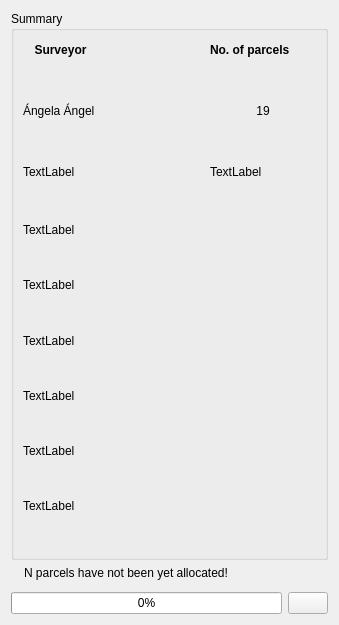
Qt form asistente_ladm_col/ui/field_data_capture/convert_to_offline_panel_widget.ui (SwissTierrasColombia/Asistente-LADM-COL) before a commit.
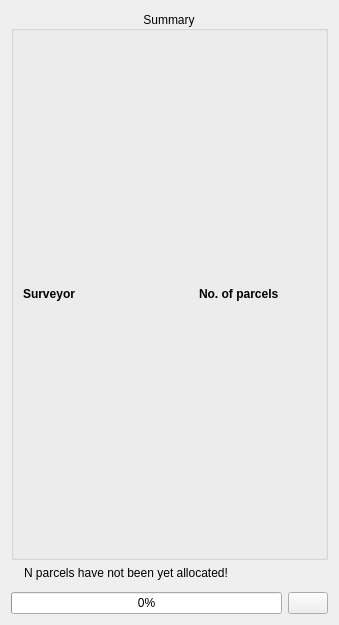
The same form after that commit. Icons and pictures are not drawn. Custom widgets are drawn as their Qt base class.

Commit message: [field-data] Summary panel: show allocated parcels per surveyor; warn if there are parcels that are not yet allocated

Patch:
```diff
--- a/asistente_ladm_col/ui/field_data_capture/convert_to_offline_panel_widget.ui
+++ b/asistente_ladm_col/ui/field_data_capture/convert_to_offline_panel_widget.ui
@@ -25,46 +25,10 @@
      <property name="title">
       <string>Summary</string>
      </property>
+     <property name="alignment">
+      <set>Qt::AlignCenter</set>
+     </property>
      <layout class="QGridLayout" name="gridLayout_2">
-      <item row="11" column="0">
-       <spacer name="verticalSpacer_7">
-        <property name="orientation">
-         <enum>Qt::Vertical</enum>
-        </property>
-        <property name="sizeType">
-         <enum>QSizePolicy::Preferred</enum>
-        </property>
-        <property name="sizeHint" stdset="0">
-         <size>
-          <width>20</width>
-          <height>40</height>
-         </size>
-        </property>
-       </spacer>
-      </item>
-      <item row="4" column="0">
-       <widget class="QLabel" name="label_7">
-        <property name="text">
-         <string>TextLabel</string>
-        </property>
-       </widget>
-      </item>
-      <item row="13" column="0">
-       <spacer name="verticalSpacer_8">
-        <property name="orientation">
-         <enum>Qt::Vertical</enum>
-        </property>
-        <property name="sizeType">
-         <enum>QSizePolicy::Preferred</enum>
-        </property>
-        <property name="sizeHint" stdset="0">
-         <size>
-          <width>20</width>
-          <height>40</height>
-         </size>
-        </property>
-       </spacer>
-      </item>
       <item row="0" column="0">
        <widget class="QLabel" name="label_2">
         <property name="font">
@@ -74,43 +38,16 @@
          </font>
         </property>
         <property name="text">
-         <string>Surveyor</string>
+         <string>&lt;b&gt;Surveyor&lt;/b&gt;</string>
+        </property>
+        <property name="textFormat">
+         <enum>Qt::RichText</enum>
         </property>
         <property name="alignment">
          <set>Qt::AlignCenter</set>
         </property>
        </widget>
       </item>
-      <item row="7" column="0">
-       <spacer name="verticalSpacer_5">
-        <property name="orientation">
-         <enum>Qt::Vertical</enum>
-        </property>
-        <property name="sizeType">
-         <enum>QSizePolicy::Preferred</enum>
-        </property>
-        <property name="sizeHint" stdset="0">
-         <size>
-          <width>20</width>
-          <height>40</height>
-         </size>
-        </property>
-       </spacer>
-      </item>
-      <item row="6" column="0">
-       <widget class="QLabel" name="label_9">
-        <property name="text">
-         <string>TextLabel</string>
-        </property>
-       </widget>
-      </item>
-      <item row="14" column="0">
-       <widget class="QLabel" name="label_13">
-        <property name="text">
-         <string>TextLabel</string>
-        </property>
-       </widget>
-      </item>
       <item row="0" column="1">
        <spacer name="horizontalSpacer_2">
         <property name="orientation">
@@ -124,163 +61,6 @@
         </property>
        </spacer>
       </item>
-      <item row="10" column="0">
-       <widget class="QLabel" name="label_11">
-        <property name="text">
-         <string>TextLabel</string>
-        </property>
-       </widget>
-      </item>
-      <item row="9" column="0">
-       <spacer name="verticalSpacer_6">
-        <property name="orientation">
-         <enum>Qt::Vertical</enum>
-        </property>
-        <property name="sizeType">
-         <enum>QSizePolicy::Preferred</enum>
-        </property>
-        <property name="sizeHint" stdset="0">
-         <size>
-          <width>20</width>
-          <height>40</height>
-         </size>
-        </property>
-       </spacer>
-      </item>
-      <item row="2" column="0">
-       <widget class="QLabel" name="label_3">
-        <property name="sizePolicy">
-         <sizepolicy hsizetype="Maximum" vsizetype="Preferred">
-          <horstretch>0</horstretch>
-          <verstretch>0</verstretch>
-         </sizepolicy>
-        </property>
-        <property name="text">
-         <string>Ángela Ángel </string>
-        </property>
-       </widget>
-      </item>
-      <item row="15" column="0">
-       <spacer name="verticalSpacer_9">
-        <property name="orientation">
-         <enum>Qt::Vertical</enum>
-        </property>
-        <property name="sizeType">
-         <enum>QSizePolicy::Preferred</enum>
-        </property>
-        <property name="sizeHint" stdset="0">
-         <size>
-          <width>20</width>
-          <height>40</height>
-         </size>
-        </property>
-       </spacer>
-      </item>
-      <item row="1" column="0">
-       <spacer name="verticalSpacer">
-        <property name="orientation">
-         <enum>Qt::Vertical</enum>
-        </property>
-        <property name="sizeType">
-         <enum>QSizePolicy::Preferred</enum>
-        </property>
-        <property name="sizeHint" stdset="0">
-         <size>
-          <width>20</width>
-          <height>40</height>
-         </size>
-        </property>
-       </spacer>
-      </item>
-      <item row="4" column="1">
-       <spacer name="horizontalSpacer_3">
-        <property name="orientation">
-         <enum>Qt::Horizontal</enum>
-        </property>
-        <property name="sizeHint" stdset="0">
-         <size>
-          <width>40</width>
-          <height>20</height>
-         </size>
-        </property>
-       </spacer>
-      </item>
-      <item row="4" column="2">
-       <widget class="QLabel" name="label_8">
-        <property name="text">
-         <string>TextLabel</string>
-        </property>
-       </widget>
-      </item>
-      <item row="12" column="0">
-       <widget class="QLabel" name="label_12">
-        <property name="text">
-         <string>TextLabel</string>
-        </property>
-       </widget>
-      </item>
-      <item row="2" column="2">
-       <widget class="QLabel" name="label_4">
-        <property name="text">
-         <string>19</string>
-        </property>
-        <property name="alignment">
-         <set>Qt::AlignCenter</set>
-        </property>
-       </widget>
-      </item>
-      <item row="8" column="0">
-       <widget class="QLabel" name="label_10">
-        <property name="text">
-         <string>TextLabel</string>
-        </property>
-       </widget>
-      </item>
-      <item row="3" column="0">
-       <spacer name="verticalSpacer_3">
-        <property name="orientation">
-         <enum>Qt::Vertical</enum>
-        </property>
-        <property name="sizeType">
-         <enum>QSizePolicy::Preferred</enum>
-        </property>
-        <property name="sizeHint" stdset="0">
-         <size>
-          <width>20</width>
-          <height>40</height>
-         </size>
-        </property>
-       </spacer>
-      </item>
-      <item row="5" column="0">
-       <spacer name="verticalSpacer_4">
-        <property name="orientation">
-         <enum>Qt::Vertical</enum>
-        </property>
-        <property name="sizeType">
-         <enum>QSizePolicy::Preferred</enum>
-        </property>
-        <property name="sizeHint" stdset="0">
-         <size>
-          <width>20</width>
-          <height>40</height>
-         </size>
-        </property>
-       </spacer>
-      </item>
-      <item row="2" column="1">
-       <spacer name="horizontalSpacer">
-        <property name="orientation">
-         <enum>Qt::Horizontal</enum>
-        </property>
-        <property name="sizeHint" stdset="0">
-         <size>
-          <width>89</width>
-          <height>20</height>
-         </size>
-        </property>
-       </spacer>
-      </item>
       <item row="0" column="2">
        <widget class="QLabel" name="label">
         <property name="sizePolicy">
@@ -296,30 +76,13 @@
          </font>
         </property>
         <property name="text">
-         <string>No. of parcels</string>
+         <string>&lt;b&gt;No. of parcels&lt;/b&gt;</string>
         </property>
-       </widget>
-      </item>
-      <item row="16" column="0">
-       <widget class="QLabel" name="label_14">
-        <property name="text">
-         <string>TextLabel</string>
+        <property name="textFormat">
+         <enum>Qt::RichText</enum>
         </property>
        </widget>
       </item>
-      <item row="17" column="0">
-       <spacer name="verticalSpacer_2">
-        <property name="orientation">
-         <enum>Qt::Vertical</enum>
-        </property>
-        <property name="sizeHint" stdset="0">
-         <size>
-          <width>20</width>
-          <height>40</height>
-         </size>
-        </property>
-       </spacer>
-      </item>
      </layout>
     </widget>
    </item>
```
Left out of the diff: 17 changed lines with no effect on the pictures. The commit also changes 5 other files.
